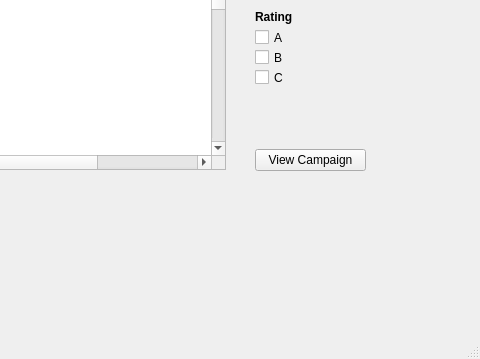
First picture: the form in ui/core.ui, repository Jumba/decentralized-mortgage-market, before the edit; both pictures show x 375 to 855 and y 341 to 700 of the 855 by 700 pixel window.
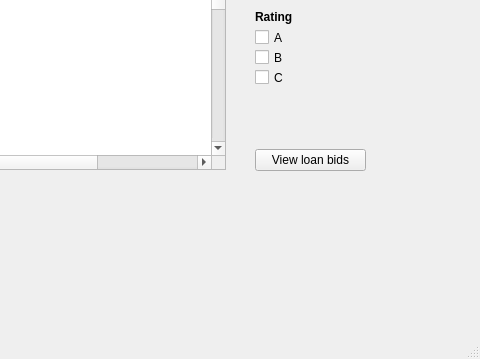
Second picture: the form after the edit. The open tabs and pages were chosen to show the change.

Commit message: Openmarket and View campaign bids

```diff
--- a/ui/core.ui
+++ b/ui/core.ui
@@ -1309,7 +1309,7 @@
            </rect>
           </property>
           <property name="text">
-           <string>View Campaign</string>
+           <string>View loan bids</string>
           </property>
          </widget>
          <widget class="QLabel" name="openmarket_duration_label">
```
Left out of the diff: 93 changed lines with no effect on the pictures. The commit also changes 2 other files.
